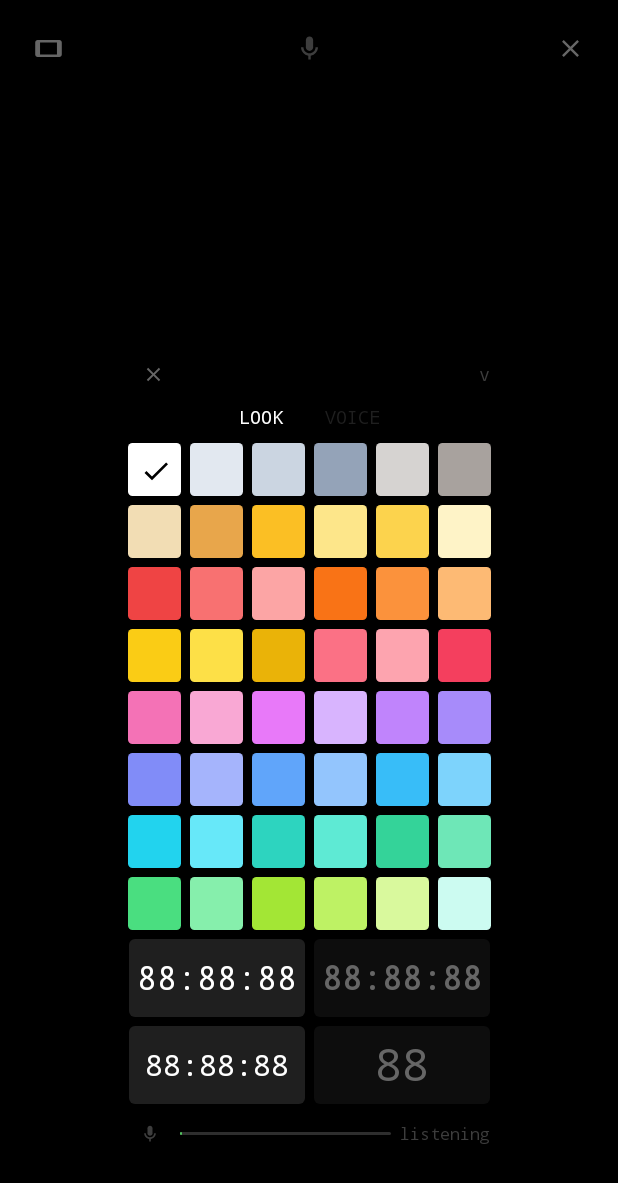
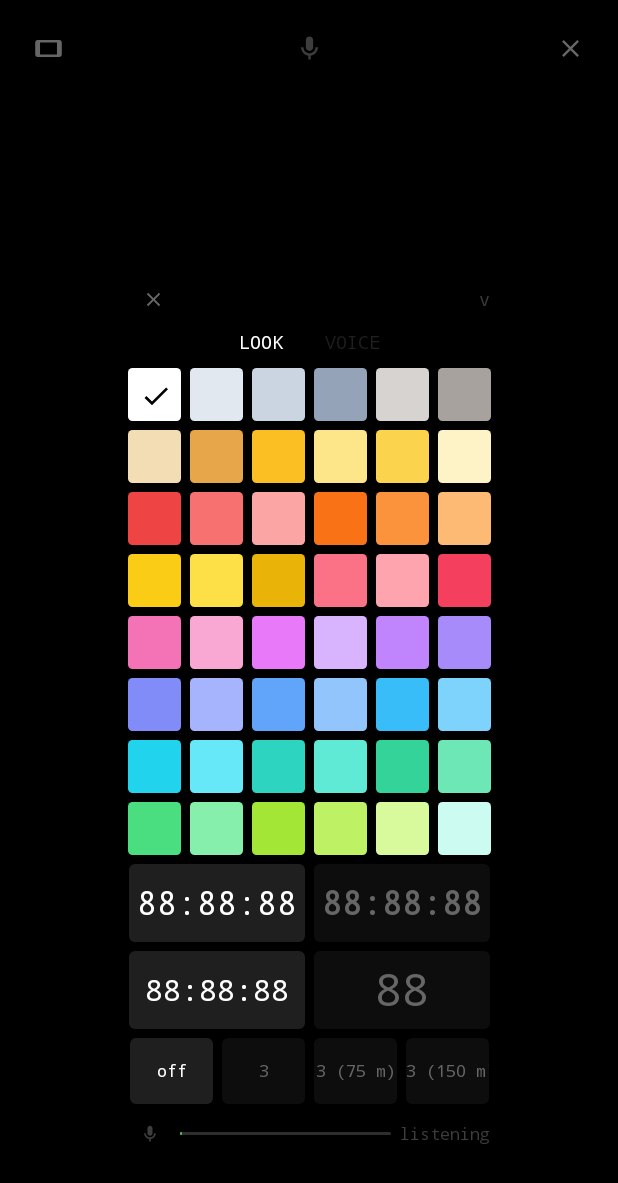
Before and after one commit to markoboskoauroville/MINIMALIST_STOPWATCH, an Android app built with Jetpack Compose: the screen it shows after launch (MainActivity), after a tap on "Settings", on a phone screen of 412 x 824 dp. Shown: the top 1183 px of the screen. Run offline under Robolectric (Android 15) with nearby library versions, the phone set to English and light mode, and no system bars; pictures from the network do not load.

Commit message:
v21: a lap counter, in lengths and in metres
Above the digits when it is on: the count, and beside it the distance when a
pool length is set. Tap it to count a length. Say 'lap' to count one. Stop
clears it with everything else, because a lap count left over from the last
swim sitting above a stopwatch reading zero is a number that will be believed.

THE COUNT IS NOT IN THE TIMING MODEL AND MUST NOT BE. It counts lengths of a
pool; the stopwatch measures time. press(LAP) returns the same state
unchanged, and a check holds it there — the one thing that model has never
done in twenty-one versions is let anything but a transition touch startedAt
or accumulated.

LAP IS IN THE Control ENUM ANYWAY, because everything a spoken word can do
lives there: the vocabulary, the sample rows in the recorder and the matcher's
per-command scoring all walk Control.entries. Leaving it out would have meant
a second parallel list of sayable things, and two lists of the same kind of
thing is how one of them quietly stops being updated. So it gets its own three
sample lines in the VOICE tab for free.

The settings cells show the feature rather than name it: off, 3, 3 (75 m),
3 (150 m). Two pool lengths and no keyboard, for a number that changes about
once a year.

Test 1 found a dead assertion while the vocabulary grew: a leftover from the
Voice Access era asserting the tip read 'tap start' 'tap pause' 'tap reset'.
That tip was deleted at v13 and the assertion survived it, passing for six
versions because the expression it built happened to match a string nothing
displayed any more. It now asserts what matters — that the words shown are the
matcher's own.

Two checks that hardcoded 'three controls' had to stop doing so. Encoding
today's feature list as a law is what made the tone check fail the last time
the design was right to change.

Test 1: 89 cases. verify.py: 48 of 48.

```diff
--- a/app/src/main/java/com/mantra/stopwatch/MainActivity.kt
+++ b/app/src/main/java/com/mantra/stopwatch/MainActivity.kt
@@ -71,6 +71,7 @@ import androidx.compose.ui.text.AnnotatedString
 import androidx.compose.ui.text.TextStyle
 import androidx.compose.ui.text.font.FontFamily
 import androidx.compose.ui.text.font.FontWeight
+import androidx.compose.ui.text.style.TextAlign
 import androidx.compose.ui.text.rememberTextMeasurer
 import androidx.compose.ui.unit.Dp
 import androidx.compose.ui.unit.TextUnit
@@ -168,6 +169,12 @@ private fun Screen(store: Store, activity: ComponentActivity) {
     var colour by remember { mutableLongStateOf(store.colour) }
     var weight by remember { mutableStateOf(store.weight) }
     var display by remember { mutableStateOf(store.display) }
+    var lapMode by remember { mutableStateOf(store.lapMode) }
+
+    // THE LAP COUNT LIVES HERE, NOT IN THE STOPWATCH. It counts lengths of a pool; the stopwatch
+    // measures time, and the one thing that model has never done in twenty versions is let
+    // anything but a transition touch startedAt and accumulated.
+    var laps by remember { mutableIntStateOf(0) }
     var settingsOpen by remember { mutableStateOf(false) }
 
     // VOICE. The switch is a preference; the microphone follows it and the app's own lifecycle.
@@ -200,6 +207,9 @@ private fun Screen(store: Store, activity: ComponentActivity) {
     }
 
     fun commit(next: Stopwatch) {
+        // Stop clears the laps with everything else. A lap count left over from the last swim,
+        // sitting above a stopwatch reading zero, is a number that will be believed.
+        if (next.phase == Phase.STOPPED && state.phase != Phase.STOPPED) laps = 0
         if (next != state) flashes++
         state = next
         now = SystemClock.elapsedRealtime()
@@ -263,6 +273,14 @@ private fun Screen(store: Store, activity: ComponentActivity) {
                 if (hit != null) lit = Lit.of(hit, SystemClock.elapsedRealtime())
             },
             onCommand = { control ->
+                // Lap is a command but not a transport control, so it is routed here rather than
+                // pressed into the model. It counts whether or not the panel is open, because
+                // unlike the transport there is nothing destructive about counting one too many
+                // while testing — and a lap you have swum is a lap whatever screen is showing.
+                if (control == Control.LAP) {
+                    laps++
+                    flashes++
+                }
                 // DETECTION ONLY WHILE THE PANEL IS OPEN. The word lights, the clock does not
                 // move. It is the only way to tell "it did not hear me" from "it heard me and
                 // did the wrong thing", and Baba asked for exactly this test.
@@ -391,6 +409,29 @@ private fun Screen(store: Store, activity: ComponentActivity) {
         val strip = if (landscape) 72.dp else 108.dp
 
         Column(Modifier.fillMaxSize()) {
+            // ABOVE THE DIGITS, and only when the counter is on. It is a control as well as a
+            // readout: tapping it is the other way to count a length, and at the end of a length
+            // in a pool a thumb finds a wide target above the numbers more easily than a small
+            // one anywhere else.
+            lapLabel(laps, lapMode)?.let { label ->
+                Text(
+                    text = label,
+                    style = TextStyle(
+                        fontFamily = FontFamily.Monospace,
+                        fontWeight = if (weight == Weight.BOLD) FontWeight.Bold else FontWeight.Normal,
+                        color = Color(colour),
+                        fontSize = 28.sp,
+                    ),
+                    maxLines = 1,
+                    softWrap = false,
+                    modifier = Modifier
+                        .fillMaxWidth()
+                        .clickable { laps++; flashes++ }
+                        .padding(top = LOCK_ZONE, bottom = 4.dp),
+                    textAlign = TextAlign.Center,
+                )
+            }
+
             Digits(
                 text = text,
                 colour = Color(if (flashing) Palette.flashOf(colour) else colour),
@@ -497,6 +538,8 @@ private fun Screen(store: Store, activity: ComponentActivity) {
                 weight = weight,
                 display = display,
                 onDisplay = { display = it; store.display = it },
+                lapMode = lapMode,
+                onLapMode = { lapMode = it; store.lapMode = it },
                 listening = listening,
                 level = level,
                 scores = scores,
@@ -614,6 +657,8 @@ private fun SettingsGrid(
     weight: Weight,
     display: Display,
     onDisplay: (Display) -> Unit,
+    lapMode: LapMode,
+    onLapMode: (LapMode) -> Unit,
     listening: Boolean,
     level: Float,
     scores: List<Pair<Control, Double>>,
@@ -797,6 +842,20 @@ private fun SettingsGrid(
             val half = (gridWidth - gap) / 2
             DisplayCell("88:88:88", Display.MULTI, display, colour, weight, half, onDisplay)
             DisplayCell("88", Display.SINGLE, display, colour, weight, half, onDisplay)
+        }
+
+        // THE LAP COUNTER, shown the way everything else in this tab is shown: in the thing it
+        // describes. A cell reading "25 m" tells you a word; a cell reading 3 (75 m) is what will
+        // actually sit above the digits after three lengths.
+        Row(
+            modifier = Modifier.padding(top = gap),
+            horizontalArrangement = Arrangement.spacedBy(gap),
+        ) {
+            val quarter = (gridWidth - gap * 3) / 4
+            LapCell("off", LapMode.OFF, lapMode, colour, quarter, onLapMode)
+            LapCell("3", LapMode.COUNT, lapMode, colour, quarter, onLapMode)
+            LapCell("3 (75 m)", LapMode.M25, lapMode, colour, quarter, onLapMode)
+            LapCell("3 (150 m)", LapMode.M50, lapMode, colour, quarter, onLapMode)
         }
 
         // ─────────────────────────────────────────────────────────────────────────────────────
@@ -1072,6 +1131,41 @@ private fun Pad(
 }
 
 @Composable
+private fun LapCell(
+    sample: String,
+    represents: LapMode,
+    current: LapMode,
+    colour: Long,
+    width: Dp,
+    onLapMode: (LapMode) -> Unit,
+) {
+    val chosen = represents == current
+    Box(
+        Modifier
+            .size(width = width, height = 44.dp)
+            .clip(RoundedCornerShape(4.dp))
+            .background(if (chosen) PANEL_CHOSEN else PANEL_IDLE),
+        contentAlignment = Alignment.Center,
+    ) {
+        IconButton(
+            onClick = { onLapMode(represents) },
+            modifier = Modifier.size(width = width, height = 44.dp),
+        ) {
+            Text(
+                text = sample,
+                style = TextStyle(
+                    fontFamily = FontFamily.Monospace,
+                    color = if (chosen) Color(colour) else GLYPH,
+                    fontSize = 11.sp,
+                ),
+                maxLines = 1,
+                softWrap = false,
+            )
+        }
+    }
+}
+
+@Composable
 private fun DisplayCell(
     sample: String,
     represents: Display,
--- a/app/src/main/java/com/mantra/stopwatch/Stopwatch.kt
+++ b/app/src/main/java/com/mantra/stopwatch/Stopwatch.kt
@@ -51,6 +51,18 @@ enum class Control(val spoken: String) {
     PLAY("Start"),
     PAUSE("Pause"),
     STOP("Reset"),
+
+    /**
+     * The lap counter, which is a command but NOT a transport control.
+     *
+     * It is in this enum because everything a spoken word can do lives here: the vocabulary, the
+     * sample rows in the recorder, and the matcher's per-command scoring all walk Control.entries.
+     * Leaving lap out would have meant a second parallel list of things that can be said, and two
+     * lists of the same kind of thing is how one of them quietly stops being updated.
+     *
+     * It is not drawn in the transport row, and it never changes the clock — see press().
+     */
+    LAP("Lap"),
 }
 
 /**
@@ -88,6 +100,38 @@ enum class Orientation { PORTRAIT, LANDSCAPE }
  * made once in the source and becomes a switch.
  */
 enum class Display { MULTI, SINGLE }
+
+/**
+ * The lap counter, off or counting, and if counting then optionally in metres.
+ *
+ * The metres exist for swimming. A pool has a known length, so a lap count IS a distance, and
+ * the arithmetic is one multiplication that a person should not have to do in their head while
+ * out of breath at the end of a length.
+ *
+ * The lengths offered are the two that almost every pool is. A free-text field would be a
+ * keyboard on a screen whose whole design is that it has no keyboard, for a number that changes
+ * about once a year.
+ */
+enum class LapMode(val metres: Int?) {
+    OFF(null),
+    COUNT(null),
+    M25(25),
+    M50(50),
+}
+
+/**
+ * What sits above the digits, or null when there is nothing to show.
+ *
+ * Pure and separate from the screen because it is the one piece of arithmetic in this feature and
+ * arithmetic is the thing worth testing: a lap counter that shows the wrong distance at length
+ * forty is worse than one that shows nothing, because it will be believed.
+ */
+fun lapLabel(laps: Int, mode: LapMode): String? {
+    if (mode == LapMode.OFF) return null
+    val n = if (laps < 0) 0 else laps
+    val metres = mode.metres ?: return "$n"
+    return "$n  (${n * metres} m)"
+}
 
 data class Stopwatch(
     val phase: Phase = Phase.STOPPED,
@@ -162,6 +206,11 @@ data class Stopwatch(
             Phase.STOPPED -> this
         }
         Control.STOP -> stop()
+        // THE LAP COUNTER IS NOT PART OF THE TIMING MODEL AND MUST NOT BE. It counts lengths of
+        // a pool; the stopwatch measures time. Putting it in here would mean a lap press could
+        // touch startedAt or accumulated, and the one thing this model has never done in twenty
+        // versions is let anything but a transition touch those two fields.
+        Control.LAP -> this
     }
 
     /**
@@ -192,6 +241,9 @@ data class Stopwatch(
         // Stop is never the suggested next action. There is no state of a stopwatch in which
         // throwing the measurement away is what you probably meant to do next.
         Control.STOP -> if (phase == Phase.STOPPED) Tone.DEAD else Tone.SECONDARY
+        // Never drawn in the transport, so its tone is only ever asked for by the tester, where
+        // every row is drawn the same way.
+        Control.LAP -> Tone.SECONDARY
     }
 
     companion object {
--- a/app/src/main/java/com/mantra/stopwatch/Store.kt
+++ b/app/src/main/java/com/mantra/stopwatch/Store.kt
@@ -64,6 +64,14 @@ class Store(private val context: Context) {
     var listening: Boolean
         get() = p.getBoolean(Keys.K_LISTENING, false)
         set(v) = p.edit().putBoolean(Keys.K_LISTENING, v).apply()
+
+    var lapMode: LapMode
+        get() = try {
+            LapMode.valueOf(p.getString(Keys.K_LAP, LapMode.OFF.name) ?: LapMode.OFF.name)
+        } catch (e: IllegalArgumentException) {
+            LapMode.OFF
+        }
+        set(v) = p.edit().putString(Keys.K_LAP, v.name).apply()
 
     var display: Display
         get() = if (p.getBoolean(Keys.K_SINGLE, false)) Display.SINGLE else Display.MULTI
@@ -182,6 +190,7 @@ class Store(private val context: Context) {
         const val K_COLOUR = "colour"
         const val K_BOLD = "bold"
         const val K_SINGLE = "single"
+        const val K_LAP = "lapMode"
         const val K_LISTENING = "listening"
     }
 }
--- a/gradle.properties
+++ b/gradle.properties
@@ -5,7 +5,7 @@
 # build.gradle.kts turns it into versionCode and versionName, and the workflow reads this same
 # line to build the file name and the release tag. A convention that depends on somebody typing
 # it correctly survives until the first tired evening, so nothing here is typed twice.
-appVersion=20
+appVersion=21
 
 org.gradle.jvmargs=-Xmx3g -Dfile.encoding=UTF-8
 org.gradle.parallel=true
```
Also changed, not shown: app/src/main/java/com/mantra/stopwatch/Voice.kt (+8 -0 lines), 2 other files.
